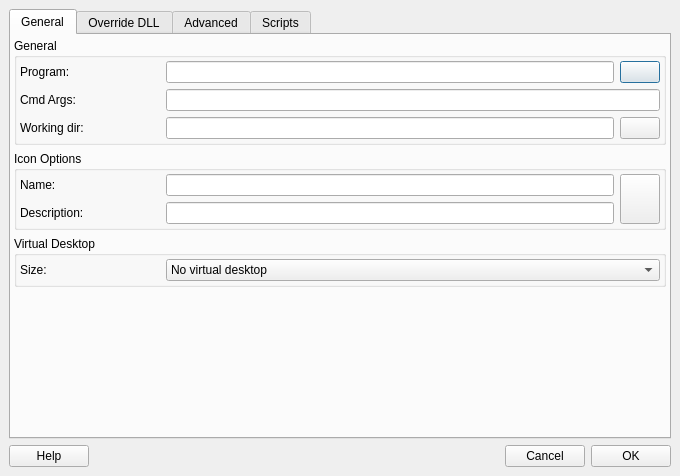
brezerk/q4wine, file src/q4wine-gui/uis/IconSettings.ui: the form before one commit.
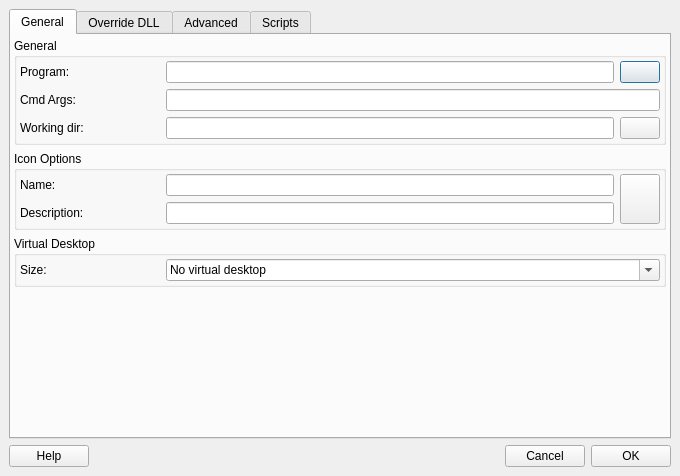
The form after the commit.

The edit to the form file:
```diff
--- a/src/q4wine-gui/uis/IconSettings.ui
+++ b/src/q4wine-gui/uis/IconSettings.ui
@@ -422,6 +422,9 @@
                 </item>
                 <item>
                  <widget class="QComboBox" name="cboxDesktopSize">
+                  <property name="editable">
+                   <bool>true</bool>
+                  </property>
                   <item>
                    <property name="text">
                     <string>No virtual desktop</string>
```
